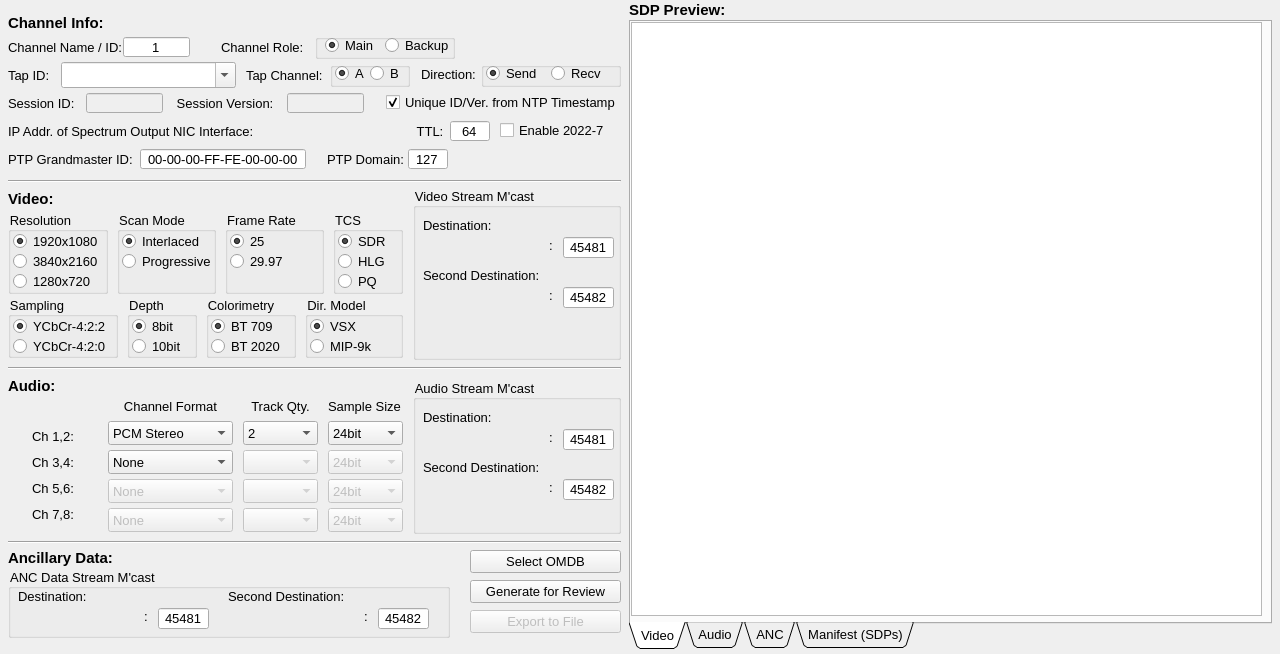
Above: SDPW_MainWindow.ui from cucth/SDPWizard before the change. Below: the same form after it.
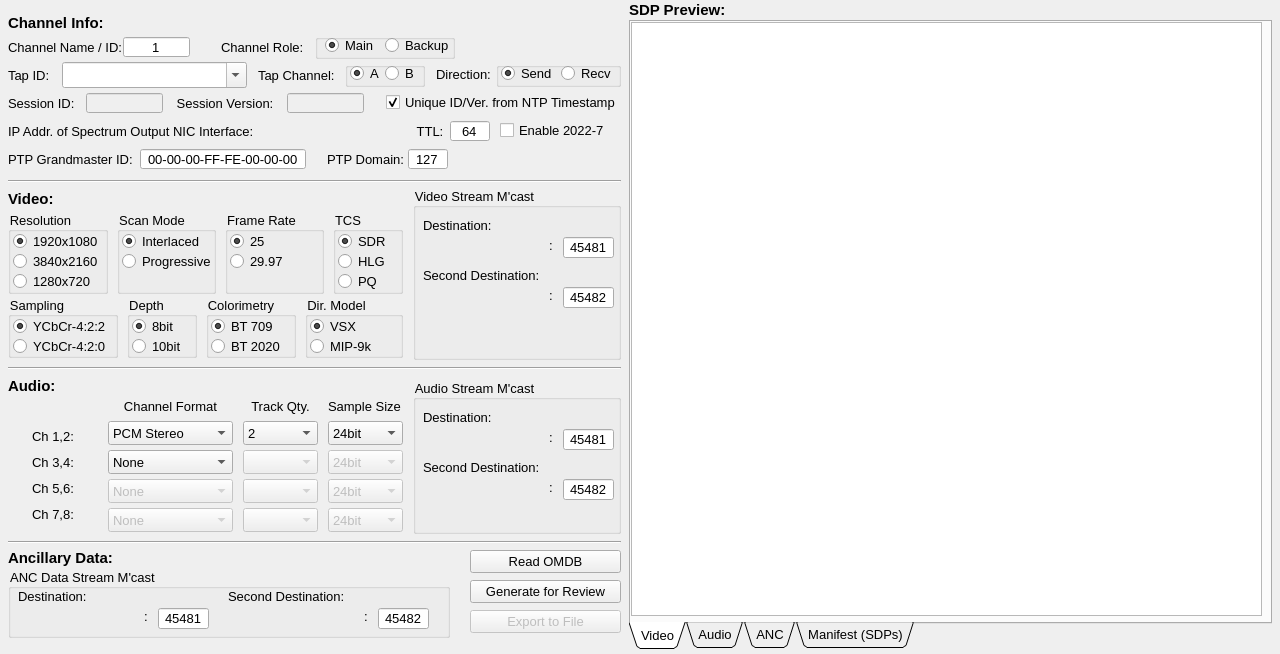
That is the form after the change.

The edit to the form file:
```diff
--- a/SDPW_MainWindow.ui
+++ b/SDPW_MainWindow.ui
@@ -390,7 +390,7 @@
           </layout>
          </item>
          <item>
-          <layout class="QHBoxLayout" name="horizontalLayout_5" stretch="5,17,1,8,8,1,6,14">
+          <layout class="QHBoxLayout" name="horizontalLayout_5" stretch="5,18,1,8,8,1,6,13">
            <property name="spacing">
             <number>0</number>
            </property>
@@ -428,7 +428,6 @@
                <property name="font">
                 <font>
                  <family>Arial</family>
-                 <pointsize>-1</pointsize>
                 </font>
                </property>
                <property name="styleSheet">
@@ -453,13 +452,13 @@
                </property>
                <property name="minimumSize">
                 <size>
-                 <width>175</width>
+                 <width>185</width>
                  <height>26</height>
                 </size>
                </property>
                <property name="maximumSize">
                 <size>
-                 <width>175</width>
+                 <width>185</width>
                  <height>26</height>
                 </size>
                </property>
@@ -507,7 +506,6 @@
                <property name="font">
                 <font>
                  <family>Arial</family>
-                 <pointsize>-1</pointsize>
                 </font>
                </property>
                <property name="styleSheet">
@@ -554,7 +552,6 @@
                <property name="font">
                 <font>
                  <family>Arial</family>
-                 <pointsize>-1</pointsize>
                 </font>
                </property>
                <property name="autoFillBackground">
@@ -578,7 +575,6 @@
                 <property name="font">
                  <font>
                   <family>Arial</family>
-                  <pointsize>-1</pointsize>
                  </font>
                 </property>
                 <property name="styleSheet">
@@ -603,7 +599,6 @@
                 <property name="font">
                  <font>
                   <family>Arial</family>
-                  <pointsize>-1</pointsize>
                  </font>
                 </property>
                 <property name="styleSheet">
@@ -648,7 +643,6 @@
                <property name="font">
                 <font>
                  <family>Arial</family>
-                 <pointsize>-1</pointsize>
                 </font>
                </property>
                <property name="styleSheet">
@@ -667,19 +661,19 @@
               <widget class="QGroupBox" name="groupBox_Channel_Direction">
                <property name="sizePolicy">
                 <sizepolicy hsizetype="Fixed" vsizetype="Fixed">
-                 <horstretch>140</horstretch>
+                 <horstretch>125</horstretch>
                  <verstretch>25</verstretch>
                 </sizepolicy>
                </property>
                <property name="minimumSize">
                 <size>
-                 <width>140</width>
+                 <width>125</width>
                  <height>25</height>
                 </size>
                </property>
                <property name="maximumSize">
                 <size>
-                 <width>140</width>
+                 <width>125</width>
                  <height>25</height>
                 </size>
                </property>
@@ -692,7 +686,6 @@
                <property name="font">
                 <font>
                  <family>Arial</family>
-                 <pointsize>-1</pointsize>
                 </font>
                </property>
                <property name="autoFillBackground">
@@ -722,7 +715,6 @@
                 <property name="font">
                  <font>
                   <family>Arial</family>
-                  <pointsize>-1</pointsize>
                  </font>
                 </property>
                 <property name="styleSheet">
@@ -738,7 +730,7 @@
                <widget class="QRadioButton" name="radioButton_Channel_Direction_Recv">
                 <property name="geometry">
                  <rect>
-                  <x>70</x>
+                  <x>65</x>
                   <y>1</y>
                   <width>56</width>
                   <height>20</height>
@@ -747,7 +739,6 @@
                 <property name="font">
                  <font>
                   <family>Arial</family>
-                  <pointsize>-1</pointsize>
                  </font>
                 </property>
                 <property name="styleSheet">
@@ -3852,7 +3843,7 @@
               <string notr="true">font-family: Arial; font-size: 13px</string>
              </property>
              <property name="text">
-              <string>Select OMDB</string>
+              <string>Read OMDB</string>
              </property>
             </widget>
            </item>
```
Left out of the diff: 41 changed lines with no effect on the pictures.
